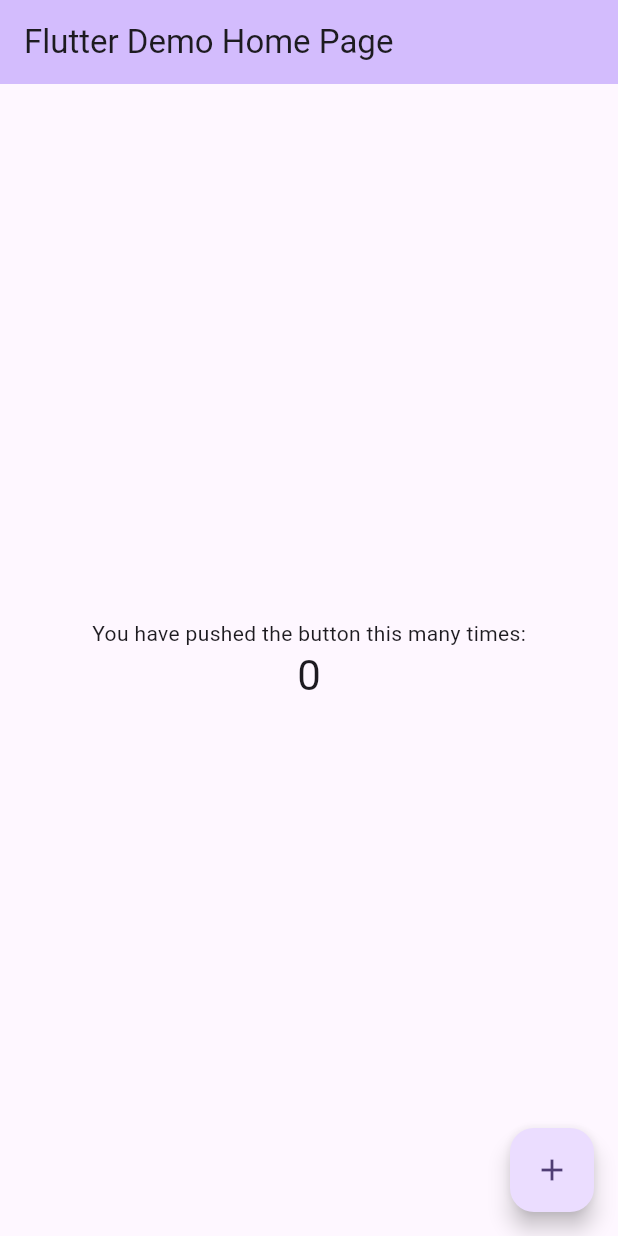
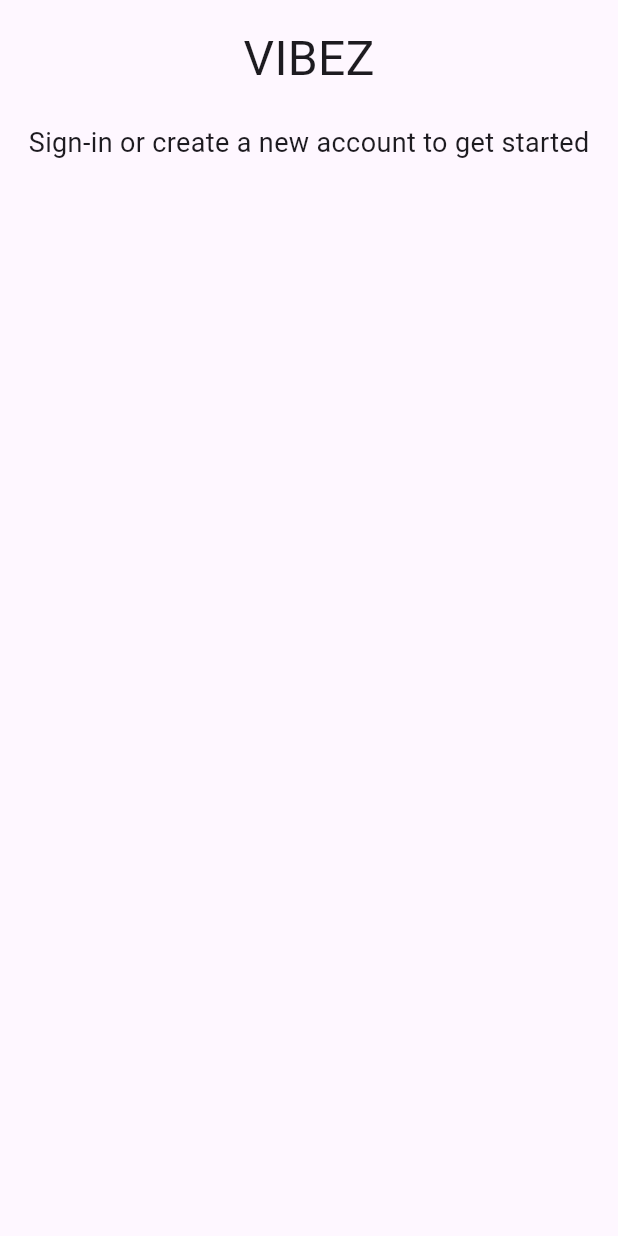
Before and after one commit to Akalexsis/MAD-Vibzcheck, a Flutter app: the screen it shows after launch, on a phone screen of 412 x 824 dp. Run offline on Flutter 3.47's test engine with Material 3 defaults, Android fonts, the phone set to English and light mode, and no system bars; our stand-ins replace firebase_auth, firebase_core; accounts and stored records are empty; statements that could not run were skipped.

```diff
--- a/lib/main.dart
+++ b/lib/main.dart
@@ -1,6 +1,11 @@
+/*
+  Purpose - Initialize firebase and give user login options
+ */
 import 'package:flutter/material.dart';
 import 'package:firebase_core/firebase_core.dart';
 import 'firebase_options.dart';
+import 'screens/register.dart';
+import 'screens/login.dart';
 
 void main() async {
     WidgetsFlutterBinding.ensureInitialized();
@@ -17,115 +22,60 @@ class MyApp extends StatelessWidget {
   @override
   Widget build(BuildContext context) {
     return MaterialApp(
-      title: 'Flutter Demo',
-      theme: ThemeData(
-        // This is the theme of your application.
-        //
-        // TRY THIS: Try running your application with "flutter run". You'll see
-        // the application has a purple toolbar. Then, without quitting the app,
-        // try changing the seedColor in the colorScheme below to Colors.green
-        // and then invoke "hot reload" (save your changes or press the "hot
-        // reload" button in a Flutter-supported IDE, or press "r" if you used
-        // the command line to start the app).
-        //
-        // Notice that the counter didn't reset back to zero; the application
-        // state is not lost during the reload. To reset the state, use hot
-        // restart instead.
-        //
-        // This works for code too, not just values: Most code changes can be
-        // tested with just a hot reload.
-        colorScheme: ColorScheme.fromSeed(seedColor: Colors.deepPurple),
-        useMaterial3: true,
-      ),
-      home: const MyHomePage(title: 'Flutter Demo Home Page'),
+      title: 'Vibz MAD Project',
+      home: MyHomePage(),
     );
   }
 }
 
 class MyHomePage extends StatefulWidget {
-  const MyHomePage({super.key, required this.title});
-
-  // This widget is the home page of your application. It is stateful, meaning
-  // that it has a State object (defined below) that contains fields that affect
-  // how it looks.
-
-  // This class is the configuration for the state. It holds the values (in this
-  // case the title) provided by the parent (in this case the App widget) and
-  // used by the build method of the State. Fields in a Widget subclass are
-  // always marked "final".
-
-  final String title;
+  const MyHomePage({super.key});
 
   @override
   State<MyHomePage> createState() => _MyHomePageState();
 }
 
 class _MyHomePageState extends State<MyHomePage> {
-  int _counter = 0;
-
-  void _incrementCounter() {
-    setState(() {
-      // This call to setState tells the Flutter framework that something has
-      // changed in this State, which causes it to rerun the build method below
-      // so that the display can reflect the updated values. If we changed
-      // _counter without calling setState(), then the build method would not be
-      // called again, and so nothing would appear to happen.
-      _counter++;
-    });
-  }
 
   @override
   Widget build(BuildContext context) {
-    // This method is rerun every time setState is called, for instance as done
-    // by the _incrementCounter method above.
-    //
-    // The Flutter framework has been optimized to make rerunning build methods
-    // fast, so that you can just rebuild anything that needs updating rather
-    // than having to individually change instances of widgets.
     return Scaffold(
-      appBar: AppBar(
-        // TRY THIS: Try changing the color here to a specific color (to
-        // Colors.amber, perhaps?) and trigger a hot reload to see the AppBar
-        // change color while the other colors stay the same.
-        backgroundColor: Theme.of(context).colorScheme.inversePrimary,
-        // Here we take the value from the MyHomePage object that was created by
-        // the App.build method, and use it to set our appbar title.
-        title: Text(widget.title),
-      ),
-      body: Center(
-        // Center is a layout widget. It takes a single child and positions it
-        // in the middle of the parent.
-        child: Column(
-          // Column is also a layout widget. It takes a list of children and
-          // arranges them vertically. By default, it sizes itself to fit its
-          // children horizontally, and tries to be as tall as its parent.
-          //
-          // Column has various properties to control how it sizes itself and
-          // how it positions its children. Here we use mainAxisAlignment to
-          // center the children vertically; the main axis here is the vertical
-          // axis because Columns are vertical (the cross axis would be
-          // horizontal).
-          //
-          // TRY THIS: Invoke "debug painting" (choose the "Toggle Debug Paint"
-          // action in the IDE, or press "p" in the console), to see the
-          // wireframe for each widget.
-          mainAxisAlignment: MainAxisAlignment.center,
-          children: <Widget>[
-            const Text(
-              'You have pushed the button this many times:',
-            ),
-            Text(
-              '$_counter',
-              style: Theme.of(context).textTheme.headlineMedium,
-            ),
-          ],
+      body: Padding(
+        padding: EdgeInsets.all(16),
+        child: Center(
+          child: Column(
+            children: [
+              Text('VIBEZ', style: TextStyle( fontSize: 32 ) ),
+              SizedBox(height: 20),
+
+              Text('Sign-in or create a new account to get started', style: TextStyle( fontSize: 18 )),
+              SizedBox(height: 20)
+
+              // TO-DO - ADD NAVIGATION BUTTONS TO LOGIN AND REGISTRATION PAGES
+            ],
+          ),
         ),
-      ),
-      floatingActionButton: FloatingActionButton(
-        onPressed: _incrementCounter,
-        tooltip: 'Increment',
-        child: const Icon(Icons.add),
-      ), // This trailing comma makes auto-formatting nicer for build methods.
+      )
+
     );
   }
 }
+
+
+// class MyHomePage extends StatefulWidget {
+//   const MyHomePage({super.key, required this.title});
+
+//   // This widget is the home page of your application. It is stateful, meaning
+//   // that it has a State object (defined below) that contains fields that affect
+//   // how it looks.
+
+//   // This class is the configuration for the state. It holds the values (in this
+//   // case the title) provided by the parent (in this case the App widget) and
+//   // used by the build method of the State. Fields in a Widget subclass are
+//   // always marked "final".
+
+//   final String title;
+
+//   @override
+//   State<MyHomePage> createState() => _MyHomePageState();
+// }
```
Also changed, not shown: lib/screens/register.dart (+46 -0 lines), lib/service/auth_service.dart (added, +24 -0 lines).
